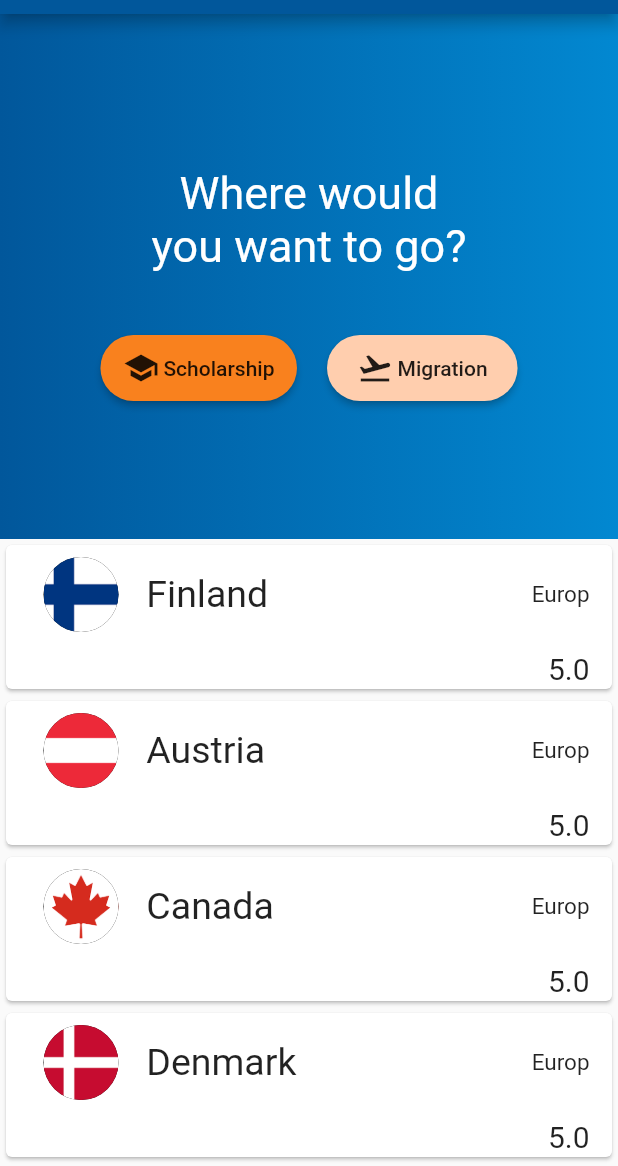
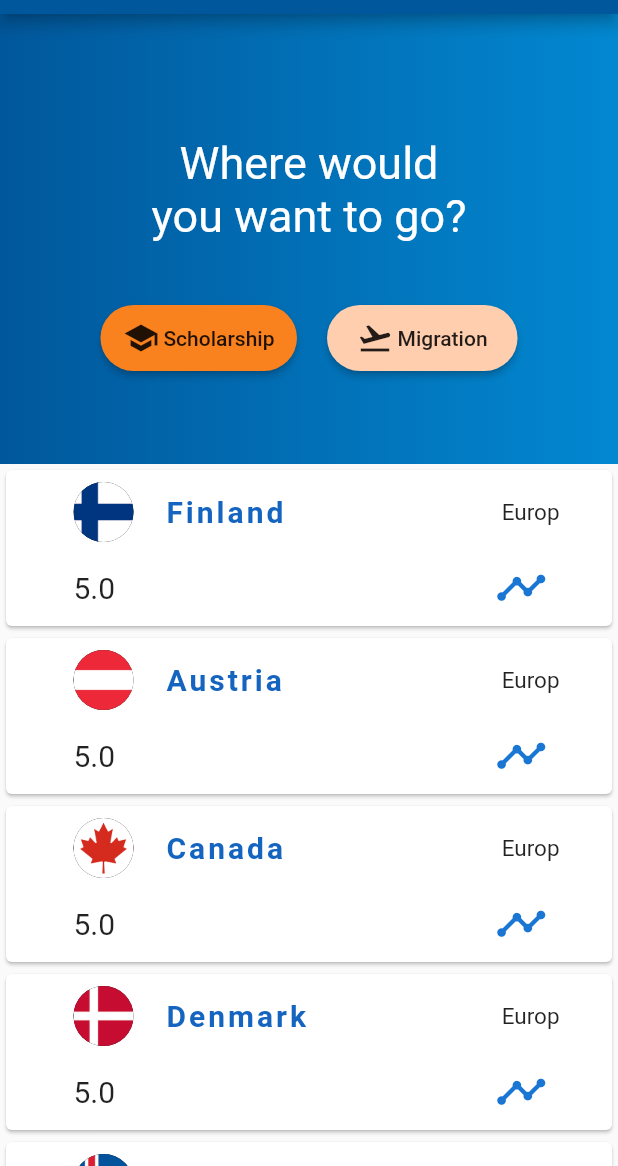
Before and after one commit to Zizu098/Zoda2020, a Flutter app: the screen it shows once a user with an empty profile is signed in, on a phone screen of 412 x 824 dp, the part 70-1236 px from its top. Run offline on Flutter 3.47's test engine with Material 2 defaults, Android fonts, the phone set to English and light mode, and no system bars; our stand-ins replace cloud_firestore, dio, firebase_auth, firebase_storage, flutter_spinkit, font_awesome_flutter and 1 more; missing offline and left inert: custom_switch; accounts and stored records are empty.

Commit message:
Home Screen Top Part & Cards

```diff
--- a/lib/models/topCountriesDetail.dart
+++ b/lib/models/topCountriesDetail.dart
@@ -5,7 +5,7 @@ class TopCountriesDetail {
   String flag;
   double evaluation;
   // String topCountriesImage;
-  // String topCountriesDescription;
+  String description;
 
 
   TopCountriesDetail({
@@ -14,7 +14,7 @@ class TopCountriesDetail {
       this.flag,
       this.evaluation,
       // this.topCountriesImage,
-      // this.topCountriesDescription
+      this.description
       });
 
 
@@ -23,9 +23,9 @@ class TopCountriesDetail {
     url = 'id' ?? 0,
     location = snapshot['location'] ?? '',
     flag = snapshot['flag'] ?? '',
-    evaluation = snapshot['evaluation'] ?? 0;
+    evaluation = snapshot['evaluation'] ?? 0,
     // topCountriesImage = snapshot['topCountriesImage'] ?? '',
-    // topCountriesDescription = snapshot['topCountriesDescription'] ?? '';
+    description = snapshot['description'] ?? '';
 
 
   toJson() {
@@ -35,7 +35,7 @@ class TopCountriesDetail {
       "flag": flag,
       "evaluation": evaluation,
       // "topCountriesImage": topCountriesImage,
-      // "topCountriesDescription": topCountriesDescription
+      "description": description
   };
 }
 }
--- a/lib/screens/Home/home.dart
+++ b/lib/screens/Home/home.dart
@@ -1,3 +1,4 @@
+import 'package:flutter/cupertino.dart';
 import 'package:flutter/material.dart';
 import 'package:zoda/database.services/auth.dart';
 import 'package:zoda/models/topCountriesDetail.dart';
@@ -26,17 +27,7 @@ class _HomeState extends State<Home> {
 
   bool infoWindowVisible = false;
   bool status = false;
-  // _HomeState(){
 
-  // }
-
-  //   void getUser() async{
-  //   userServ.fetchData().then((u) {
-  //     setState(() {
-  //       user = u.firstWhere((s) => s.phone == '01091477247');
-  //     });
-  //   });
-  // }
 
   void getUser() async {
     setState(() async {
@@ -224,7 +215,6 @@ const TextStyle dropDownMenuItemStyle =
 
 Color firstColor = Colors.lightBlue[900];
 Color secondColor = Colors.lightBlue[700];
-// List<String> locations = ['Cairo (Cai)', 'Alexandria (Alex)'];
 
 ThemeData appTheme = ThemeData(
   primaryColor: Color(0xFFF3791A),
@@ -246,7 +236,7 @@ class _HomeScreenTopPartState extends State<HomeScreenTopPart> {
         ClipPath(
           // clipper: CustomShapeClipper(),
           child: Container(
-            height: 350.0,
+            height: 300.0,
             decoration: BoxDecoration(
               gradient: LinearGradient(
                 // color: bkColor,
@@ -256,83 +246,14 @@ class _HomeScreenTopPartState extends State<HomeScreenTopPart> {
             child: Column(
               children: <Widget>[
                 SizedBox(
-                  height: 50.0,
+                  height: 30.0,
                 ),
 
-                //search bar
-                // Padding(
-                //     padding: EdgeInsets.symmetric(horizontal: 32.0),
-                //     child:
-                //      Material(
-                //         elevation: 5.0,
-                //         borderRadius: BorderRadius.all(
-                //           Radius.circular(30.0),
-                //         ),
-                //         child: TextField(
-                //           controller: TextEditingController(text: locations[0]),
-                //           style: dropDownMenuItemStyle,
-                //           cursorColor: appTheme.primaryColor,
-                //           decoration: InputDecoration(
-                //             contentPadding: EdgeInsets.symmetric(
-                //                 horizontal: 32.0, vertical: 14.0),
-                //             suffix: Material(
-                //               elevation: 2.0,
-                //               borderRadius: BorderRadius.all(
-                //                 Radius.circular(30.0),
-                //               ),
-                //               child: Icon(
-                //                 Icons.search,
-                //                 color: Colors.black,
-                //               ),
-                //             ),
-                //             border: InputBorder.none,
-                //           ),
-                //         ))),
                 Padding(
                   padding: const EdgeInsets.all(16.0),
                   child: Row(
                     children: <Widget>[
-                      // Icon(Icons.location_on, color: Colors.white),
-                      // SizedBox(
-                      //   width: 16.0,
-                      // ),
-                      // PopupMenuButton(
-                      //   onSelected: (index) {
-                      //     setState(() {
-                      //       selectedLocationIndex = index;
-                      //     });
-                      //   },
-                      //   child: Row(
-                      //     children: <Widget>[
-                      //       Text(
-                      //         locations[selectedLocationIndex],
-                      //         style: dropDownLabelStyle,
-                      //       ),
-                      //       Icon(
-                      //         Icons.keyboard_arrow_down,
-                      //         color: Colors.white,
-                      //       )
-                      //     ],
-                      //   ),
-                      //   itemBuilder: (BuildContext context) =>
-                      //       <PopupMenuItem<int>>[
-                      //     PopupMenuItem(
-                      //       child: Text(locations[0],
-                      //           style: dropDownMenuItemStyle),
-                      //       value: 0,
-                      //     ),
-                      //     PopupMenuItem(
-                      //       child: Text(locations[1],
-                      //           style: dropDownMenuItemStyle),
-                      //       value: 1,
-                      //     ),
-                      //   ],
-                      // ),
-                      // Spacer(),
-                      // Icon(
-                      //   Icons.settings,
-                      //   color: Colors.white,
-                      // ),
+
                     ],
                   ),
                 ),
@@ -363,7 +284,7 @@ class _HomeScreenTopPartState extends State<HomeScreenTopPart> {
                           borderRadius: new BorderRadius.circular(50.0),
                         ),
                         color: Color(0xfff9811e),
-                        splashColor: Colors.red[400],
+                        splashColor: Colors.yellow[200],
                         onPressed: () {
                           Navigator.push(
                               context,
@@ -391,7 +312,7 @@ class _HomeScreenTopPartState extends State<HomeScreenTopPart> {
                         shape: RoundedRectangleBorder(
                           borderRadius: new BorderRadius.circular(50.0),
                         ),
-                        splashColor: Colors.blueAccent[100],
+                        splashColor: Colors.red[200],
                         color: Color(0xffffceae),
                         onPressed: () {
                           Navigator.push(
@@ -421,57 +342,116 @@ class _HomeScreenTopPartState extends State<HomeScreenTopPart> {
   }
 }
 
-// var viewAllStyle = TextStyle(fontSize: 14.0, color: appTheme.primaryColor);
-// ListView listview;
+
 class HomeScreenBottomPart extends StatefulWidget {
   @override
   _HomeScreenBottomPartState createState() => _HomeScreenBottomPartState();
 }
 
 class _HomeScreenBottomPartState extends State<HomeScreenBottomPart> {
-  final List<TopCountriesDetail> locations = [
+  TextEditingController customController = TextEditingController();
+
+  _createAlertDialog(BuildContext context) {
+    return showDialog(
+        context: context,
+        builder: (context) {
+
+          return CupertinoAlertDialog(
+            title: Text("Finland is a Northern European nation bordering Sweden, Norway and Russia. Norway and Russia. Its capital, Helsinki, occupies a peninsula and surrounding islands in the Baltic Sea.Helsinki is home to the 18th-century sea fortress Suomenlinna,the fashionable Design District and diverse museums. The Northern Lights can be seen from the country's Arctic Lapland province, a vast wilderness with national parks and ski resorts."),
+            actions: [
+              CupertinoDialogAction(
+                child: Text('Close'),
+                onPressed: () {
+                  Navigator.of(context).pop(customController);
+                },
+
+              ),
+            ],
+          );
+        });
+  }
+
+ List<TopCountriesDetail> locations = [
     TopCountriesDetail(
-        url: 'Europ', location: 'Finland', flag: 'finland.png', evaluation: 5),
+        url: 'Europ',
+        location: 'Finland',
+        flag: 'finland.png',
+        evaluation: 5,
+        description:
+            "Finland is a Northern European nation bordering Sweden, Norway and Russia. Its capital, Helsinki, occupies a peninsula and surrounding islands in the Baltic Sea. Helsinki is home to the 18th-century sea fortress Suomenlinna, the fashionable Design District and diverse museums. The Northern Lights can be seen from the country's Arctic Lapland province, a vast wilderness with national parks and ski resorts."),
     TopCountriesDetail(
-        url: 'Europ', location: 'Austria', flag: 'austria.png', evaluation: 5),
+        url: 'Europ',
+        location: 'Austria',
+        flag: 'austria.png',
+        evaluation: 5,
+        description:
+            "Austria, officially the Republic of Austria, is a landlocked East Alpine country in the southern part of Central Europe. It is composed of nine federated states, one of which is Vienna, Austria's capital and its largest city"),
     TopCountriesDetail(
-        url: 'Europ', location: 'Canada', flag: 'canada.png', evaluation: 5),
+        url: 'Europ',
+        location: 'Canada',
+        flag: 'canada.png',
+        evaluation: 5,
+        description:
+            "Canada is a country in the northern part of North America. Its ten provinces and three territories extend from the Atlantic to the Pacific and northward into the Arctic Ocean, covering 9.98 million square kilometres, making it the world's second-largest country by total area"),
     TopCountriesDetail(
-        url: 'Europ', location: 'Denmark', flag: 'denmark.png', evaluation: 5),
+        url: 'Europ',
+        location: 'Denmark',
+        flag: 'denmark.png',
+        evaluation: 5,
+        description:
+            "Denmark is a Scandinavian country comprising the Jutland Peninsula and numerous islands. It's linked to nearby Sweden via the Öresund bridge. Copenhagen, its capital, is home to royal palaces and colorful Nyhavn harbor, plus the Tivoli amusement park and the iconic “Little Mermaid” statue. Odense is writer Hans Christian Andersen’s hometown, with a medieval core of cobbled streets and half-timbered houses."),
     TopCountriesDetail(
-        url: 'Europ', location: 'Iceland', flag: 'iceland.png', evaluation: 4),
+        url: 'Europ',
+        location: 'Iceland',
+        flag: 'iceland.png',
+        evaluation: 4,
+        description:
+            "Iceland, a Nordic island nation, is defined by its dramatic landscape with volcanoes, geysers, hot springs and lava fields. Massive glaciers are protected in Vatnajökull and Snæfellsjökull national parks. Most of the population lives in the capital, Reykjavik, which runs on geothermal power and is home to the National and Saga museums, tracing Iceland’s Viking history."),
     TopCountriesDetail(
         url: 'Europ',
         location: 'Netherlands',
         flag: 'netherlands.png',
-        evaluation: 4),
+        evaluation: 4,
+        description:
+            '"The Netherlands, a country in northwestern Europe, is known for a flat landscape of canals, tulip fields, windmills and cycling routes. Amsterdam, the capital, is home to the Rijksmuseum, Van Gogh Museum and the house where Jewish diarist Anne Frank hid during WWII. Canalside mansions and a trove of works from artists including Rembrandt and Vermeer remain from the citys 17th-century "Golden Age."'),
     TopCountriesDetail(
         url: 'Europ',
         location: 'New Zealand',
         flag: 'new zealand.png',
-        evaluation: 4),
+        evaluation: 4,
+        description:
+            "New Zealand is an island country in the southwestern Pacific Ocean. It comprises two main landmasses—the North Island and the South Island —and around 600 smaller islands, covering a total area of 268,021 square kilometres"),
     TopCountriesDetail(
-        url: 'Europ', location: 'Norway', flag: 'norway.png', evaluation: 3),
+        url: 'Europ',
+        location: 'Norway',
+        flag: 'norway.png',
+        evaluation: 3,
+        description:
+            "Norway is a Scandinavian country encompassing mountains, glaciers and deep coastal fjords. Oslo, the capital, is a city of green spaces and museums. Preserved 9th-century Viking ships are displayed at Oslo’s Viking Ship Museum. Bergen, with colorful wooden houses, is the starting point for cruises to the dramatic Sognefjord. Norway is also known for fishing, hiking and skiing, notably at Lillehammer’s Olympic resort."),
     TopCountriesDetail(
-        url: 'Europ', location: 'Sweden', flag: 'sweden.png', evaluation: 3),
+        url: 'Europ',
+        location: 'Sweden',
+        flag: 'sweden.png',
+        evaluation: 3,
+        description:
+            "Sweden is a Scandinavian nation with thousands of coastal islands and inland lakes, along with vast boreal forests and glaciated mountains. Its principal cities, eastern capital Stockholm and southwestern Gothenburg and Malmö, are all coastal. Stockholm is built on 14 islands. It has more than 50 bridges, as well as the medieval old town, Gamla Stan, royal palaces and museums such as open-air Skansen."),
     TopCountriesDetail(
         url: 'Europ',
         location: 'Switzerland',
         flag: 'switzerland.png',
-        evaluation: 3),
+        evaluation: 3,
+        description:
+            "Switzerland is a mountainous Central European country, home to numerous lakes, villages and the high peaks of the Alps. Its cities contain medieval quarters, with landmarks like capital Bern’s Zytglogge clock tower and Lucerne’s wooden chapel bridge. The country is also known for its ski resorts and hiking trails. Banking and finance are key industries, and Swiss watches and chocolate are world renowned."),
   ];
   @override
   Widget build(BuildContext context) {
     return Container(
-
       child: new ListView.builder(
           physics: ScrollPhysics(),
           shrinkWrap: true,
           itemCount: locations.length,
           itemBuilder: (BuildContext context, int index) =>
-              buildTripCard(context, index)
-              ),
-
+              buildTripCard(context, index)),
     );
   }
 
@@ -479,24 +459,27 @@ class _HomeScreenBottomPartState extends State<HomeScreenBottomPart> {
     return new Container(
       child: Card(
         child: Padding(
-          padding: const EdgeInsets.only(left: 25.0, right: 15),
+          padding: const EdgeInsets.only(left: 45.0, right: 35),
           child: Column(
             children: <Widget>[
               Padding(
-                padding: const EdgeInsets.only(top: 8.0, bottom: 5.0),
+                padding: const EdgeInsets.only(top: 8.0),
                 child: Row(
                   children: <Widget>[
                     CircleAvatar(
                       backgroundImage:
                           AssetImage('img/${locations[index].flag}'),
                       backgroundColor: Colors.black,
-                      radius: 25,
-
+                      radius: 20,
                     ),
-                    Text('   '+
-                        locations[index].location ,
-                        style: new TextStyle(fontSize: 25),
-                      ),
+                    Text(
+                      '   ' + locations[index].location,
+                      style: new TextStyle(
+                        fontSize: 20,
+                        fontWeight: FontWeight.w600,
+                        color: Colors.blue[800],
+                        letterSpacing: 2,),
+                    ),
                     Spacer(),
                     Text(
                       locations[index].url,
@@ -506,17 +489,22 @@ class _HomeScreenBottomPartState extends State<HomeScreenBottomPart> {
                 ),
               ),
               Padding(
-                  padding: const EdgeInsets.only(top: 8.0, bottom: 2.0),
+                  padding: const EdgeInsets.only(top: 5.0),
                   child: Row(
                     children: <Widget>[
-                      // Text(
-                      //   locations[index].location,
-                      //   style: new TextStyle(fontSize: 25),
-                      // ),
-                      Spacer(),
+
                       Text(
                         locations[index].evaluation.toString(),
                         style: new TextStyle(fontSize: 20),
+                      ),
+                      Spacer(),
+                      IconButton(
+                        onPressed: () {
+                          _createAlertDialog(context);
+                        },
+                        icon: Icon(Icons.timeline),color: Colors.blue[700],
+                        iconSize: 35,
+
                       ),
                     ],
                   ))
@@ -527,187 +515,3 @@ class _HomeScreenBottomPartState extends State<HomeScreenBottomPart> {
     );
   }
 }
-
-// return Column(
-//   children: <Widget>[
-//     ListView.builder(
-//       physics: ScrollPhysics(),
-//         shrinkWrap: true,
-//         itemCount: locations.length,
-//         itemBuilder: (context, index) {
-//           return Card(
-//             // padding:
-//             //     const EdgeInsets.symmetric(horizontal: 1.0, vertical: 4.0),
-//             child: ListTile(
-//               title: Text(locations[index].location),
-//               leading: CircleAvatar(
-//                 backgroundImage: AssetImage('img/${locations[index].flag}'),
-//               ),
-//             ),
-//           );
-//         }),
-//   ],
-// );
-
-// List<TopCountriesDetail> t;
-
-// class _homeScreenBottomPartState extends State<homeScreenBottomPart> {
-//   // TopCountriesService topServ = new TopCountriesService();
-//   // TopCountriesDetail topCountry = new TopCountriesDetail();
-//   // List<TopCountriesDetail> countriesList;
-//   // TopCountriesService topServ = new TopCountriesService();
-//   // List<Widget> cardList = new List();
-//   void getTopCountries() async {
-//     setState(() async {
-//       // t = await topServ.fetchData();
-//     });
-//   }
-
-// t.length
-// List<Widget> buildCard() {
-//   for (int i = 0; i < 10; i++) {
-//     cardList.add(new Card(
-//       child: ListTile(
-//         title: Text('topCountry'),
-//       ),
-//     ));
-//   }
-//   return cardList;
-// }
-
-// _homeScreenBottomPartState() {
-//   topCountry.topCountriesId = 2;
-//   topCountry.topCountriesName = 'Denmark';
-//   topCountry.topCountriesContinent = 'Europe';
-//   topCountry.topCountriesEvaluation = 5.0;
-//   topCountry.topCountriesImage = 'img/denmark.png';
-//   topCountry.topCountriesDescription =
-//       'Denmark is a Scandinavian country comprising the Jutland Peninsula and numerous islands. It\'s linked to nearby Sweden via the Öresund bridge. Copenhagen, its capital, is home to royal palaces and colorful Nyhavn harbor, plus the Tivoli amusement park and the iconic “Little Mermaid” statue. Odense is writer Hans Christian Andersen\’s hometown, with a medieval core of cobbled streets and half-timbered houses.';
-// }
-
-//   @override
-//   Widget build(BuildContext context) {
-//     getTopCountries();
-//     buildCard();
-//     return Column(
-//         crossAxisAlignment: CrossAxisAlignment.center,
-//         children: <Widget>[
-//           Text('Top 10  '),
-//           ListView(
-//             shrinkWrap: true,
-//             scrollDirection: Axis.vertical,
-//             children: cardList,
-//           ),
-
-//         ]);
-//   }
-// }
-
-//
-// RaisedButton(
-//     color: Color(0xfff9811e),
-//     onPressed: () {
-//       topServ.addTopCountries(topCountry);
-//     },
-//     padding: EdgeInsets.all(15.0),
-//     shape: new RoundedRectangleBorder(
-//         borderRadius: new BorderRadius.circular(30.0)),
-//     child: Text(
-//       'Add top 10 countries',
-//       textAlign: TextAlign.center,
-//       style:
-//           TextStyle(fontSize: 25.0, fontFamily: 'Georgia', height: 1),
-//     ),
-//     textColor: Colors.white,
-//   ),
-
-// Card(
-// // child: Column(
-// //   mainAxisSize: MainAxisSize.min,
-// //   children: <Widget>[
-// //     // Row(
-// //     //   children: <Widget>[
-// //     ListTile(
-// //       // leading: Image(image: AssetImage(topCountry.topCountriesImage)),
-// //       title: Text(topCountry.topCountriesName),
-// //       subtitle: Text(topCountry.topCountriesContinent),
-// //     ),
-// //     //   ],
-// //     // ),
-// //     ButtonBar(
-// //       children: <Widget>[
-// //         Text(topCountry.topCountriesName),
-// //         Text(topCountry.topCountriesContinent),
-// //         FlatButton(
-// //           child: Text('View'),
-// //           onPressed: () {/* ... */},
-// //         ),
-// //       ],
-// //     ),
-// //   ],
-// // ),
-//   ),
-
-// var homeScreenBottomPart =
-
-// List<countryCard> countryCards = [
-//   // countryCard("assets/images/map1.png", "North Of America"),
-// ];
-
-// class countryCard extends StatefulWidget {
-//   @override
-//   _countryCardState createState() => _countryCardState();
-// }
-
-// class _countryCardState extends State<countryCard> {
-//   // final String imagePath, countryName;
-//   List<TopCountriesService> allData = [];
-//   // countryCard(this.imagePath, this.countryName);
-//   void initState() {
-
-//     DatabaseReference ref = FirebaseDatabase.instance.reference();
-//     ref.child('TopCountriesService').once().then((DataSnapshot snap) {
-//       var keys = snap.value.keys;
-//       var data = snap.value;
-//       allData.clear();
-//       for (var key in keys) {
-//         // TopCountriesService c = new TopCountriesService(
-//         //   data[key]['name'],
-//         //   data[key]['image'],
-//         // );
-//         // allData.add(c);
-//       }
-//       setState(() {
-//         print('length: ${allData.length}');
-//       });
-//     });
-//   }
-
-//   @override
-//   Widget build(BuildContext context) {
-//     return Stack(
-//       children: <Widget>[
-//         Container(
-//             height: 60.0,
-//             width: 40.0,
-//             // child: Image.asset(
-//             //   imagePath,
-//             //   fit: BoxFit.cover,
-//             // ),
-//             child: allData.length == 0
-//                 ? new Text('no data')
-//                 : new Text('there is data')),
-//       ],
-//     );
-//   }
-
-//   Widget UI() {
-//     return new Card(
-//       child: new Container(
-//         child: new Column(
-//           children: <Widget>[new Text('Name')],
-//         ),
-//       ),
-//     );
-//   }
-// }
```
Also changed, not shown: 1 other file.
